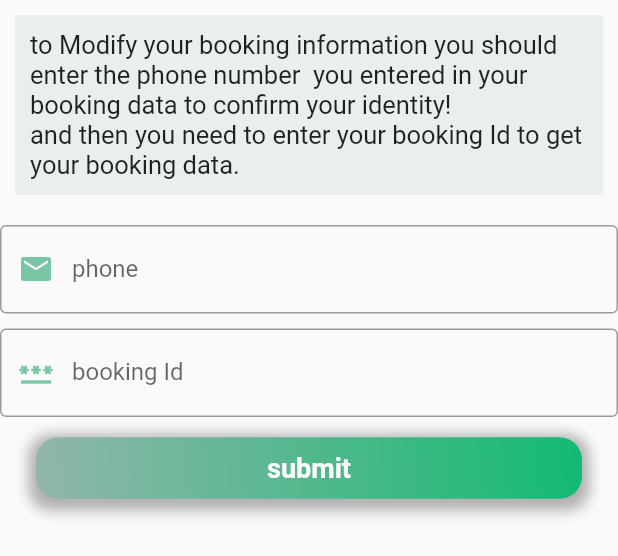
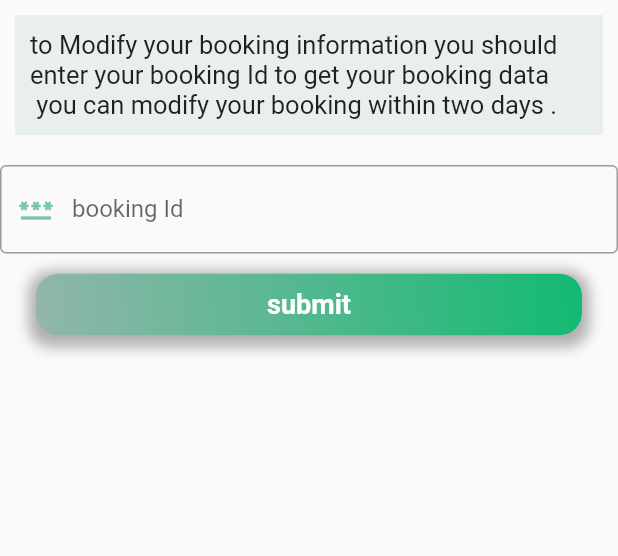
Before and after one commit to esradiab/flyon, a Flutter app: the EditBooking widget shown alone on an empty page, opened directly, on a phone screen of 412 x 824 dp. Shown: the top 556 px of the screen. Run offline on Flutter 3.47's test engine with Material 2 defaults, Android fonts, the phone set to English and light mode, and no system bars; our stand-ins replace carousel_slider, expandable_text, flutter_typeahead, pinput, webview_flutter; missing offline and left inert: email_auth; network calls fail.

Commit message:
fix some error + add menue

```diff
--- a/lib/pages/flights/getdata.dart
+++ b/lib/pages/flights/getdata.dart
@@ -5,27 +5,27 @@ import 'package:untitled/buttons/flightbooking/editbooking.dart';
 import 'package:untitled/model/bookingdata.dart';
 
 class GetDataFrom extends StatefulWidget {
-  final email;
+
   final bookingId;
 
-  GetDataFrom(this.email, this.bookingId);
+  GetDataFrom( this.bookingId);
 
   @override
   State<StatefulWidget> createState() {
     // TODO: implement createState
-    return _GetDataFrom(email, bookingId);
+    return _GetDataFrom(bookingId);
   }
 }
 
 class _GetDataFrom extends State<GetDataFrom> {
-  final phone;
+
   final bookingId;
   late String phoneNo;
 
   late String email;
   late int count = 0;
 
-  _GetDataFrom(this.phone, this.bookingId);
+  _GetDataFrom( this.bookingId);
 
    BookingDataModel? data ;
 
--- a/lib/pages/flights/update.dart
+++ b/lib/pages/flights/update.dart
@@ -29,7 +29,6 @@ class _EditBooking extends State<EditBooking> {
     }
   }*/
 
-  late TextEditingController _phoneController = TextEditingController();
   late TextEditingController _bookingId = TextEditingController();
 
   @override
@@ -44,47 +43,10 @@ class _EditBooking extends State<EditBooking> {
           padding: EdgeInsets.all(10),
           margin: EdgeInsets.all(10),
               child: Text("to Modify your booking information you"
-                  " should enter the phone number  you entered in your"
-                  " booking data to confirm your identity! \n"
-                  "and then you need to enter your booking Id to get your booking data." , style: TextStyle(
+                  " should enter your booking Id to get your booking data \n you can modify your booking within two days ." , style: TextStyle(
                 fontSize: 17
               ),)),
-      SizedBox(
-        height: 10,
-      ),
-      TextFormField(
-        autovalidateMode: AutovalidateMode.onUserInteraction,
-        keyboardType: TextInputType.phone,
-        textInputAction: TextInputAction.next,
-        controller: _phoneController,
-        onChanged: (value) {
-          phone = _phoneController.text;
-        },
-        validator: (value) {
-          if(value == null){
-            return 'phone number is required!' ;
-          }
-          if(value.length < 7 || value.length > 10 ){
-            return 'enter valid phone number!';
-          }
-          String pattern =
-              r'^(?:09[124])?[0-9]{7}$';
-          RegExp regex = RegExp(pattern);
-          if (!regex.hasMatch(value))
-            return 'Enter a valid phone number!';
-          else
-            return null;
-        },
-        decoration: InputDecoration(
-          border: OutlineInputBorder(),
-          prefixIcon: Icon(
-            Icons.email,
-            color: Color(0xff78c6a3),
-          ),
-          labelText: 'phone',
-          hintText: '091-1111111',
-        ),
-      ),
+
       SizedBox(
         height: 10,
       ),
@@ -113,7 +75,7 @@ class _EditBooking extends State<EditBooking> {
             Navigator.push(
                 context,
                 MaterialPageRoute(
-                    builder: (context) => GetDataFrom(phone, bookingId)));
+                    builder: (context) => GetDataFrom( bookingId)));
 
         },
         child: Container(
--- a/pubspec.yaml
+++ b/pubspec.yaml
@@ -34,7 +34,7 @@ dependencies:
   pinput: ^2.2.10
   mailer: ^5.1.1
   uuid: ^3.0.6
-
+  email_validator: ^2.0.1
   # The following adds the Cupertino Icons fonts to your application.
   # Use with the CupertinoIcons class for iOS style icons.
   cupertino_icons: ^1.0.2
```
Also changed, not shown: lib/buttons/flightbooking/editbooking.dart (+11 -6 lines), lib/buttons/flightbooking/passangerinformations.dart (+20 -10 lines), lib/contactus.dart (added, +29 -0 lines), lib/pages/home.dart (+60 -1 lines), pubspec.lock.
